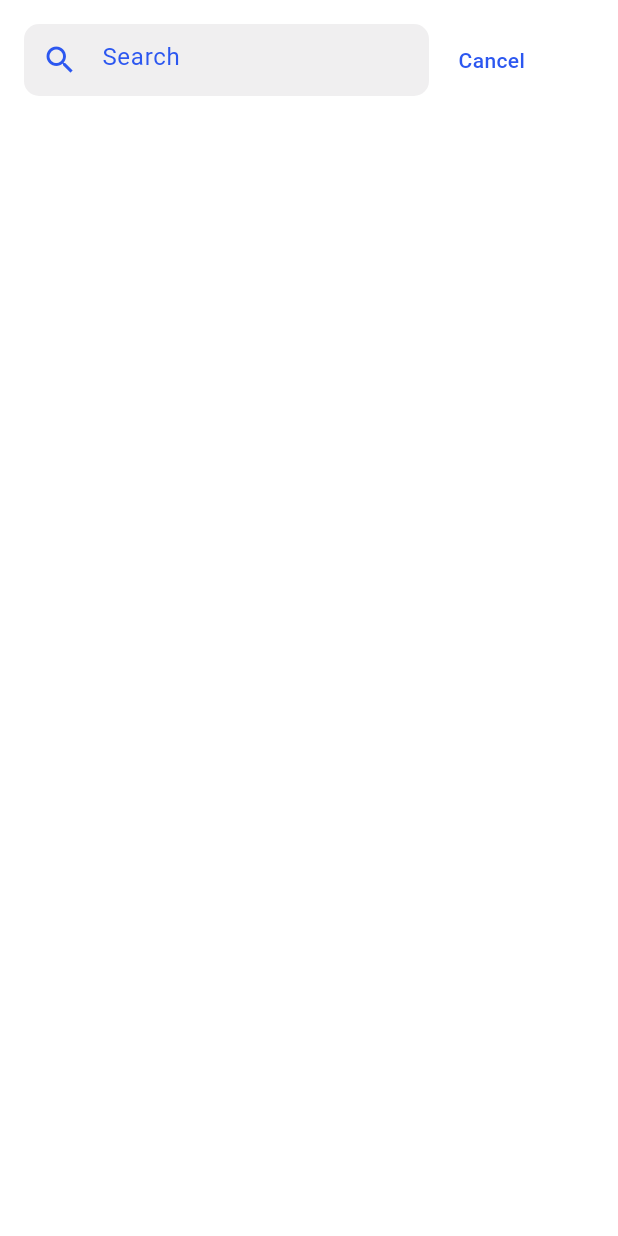
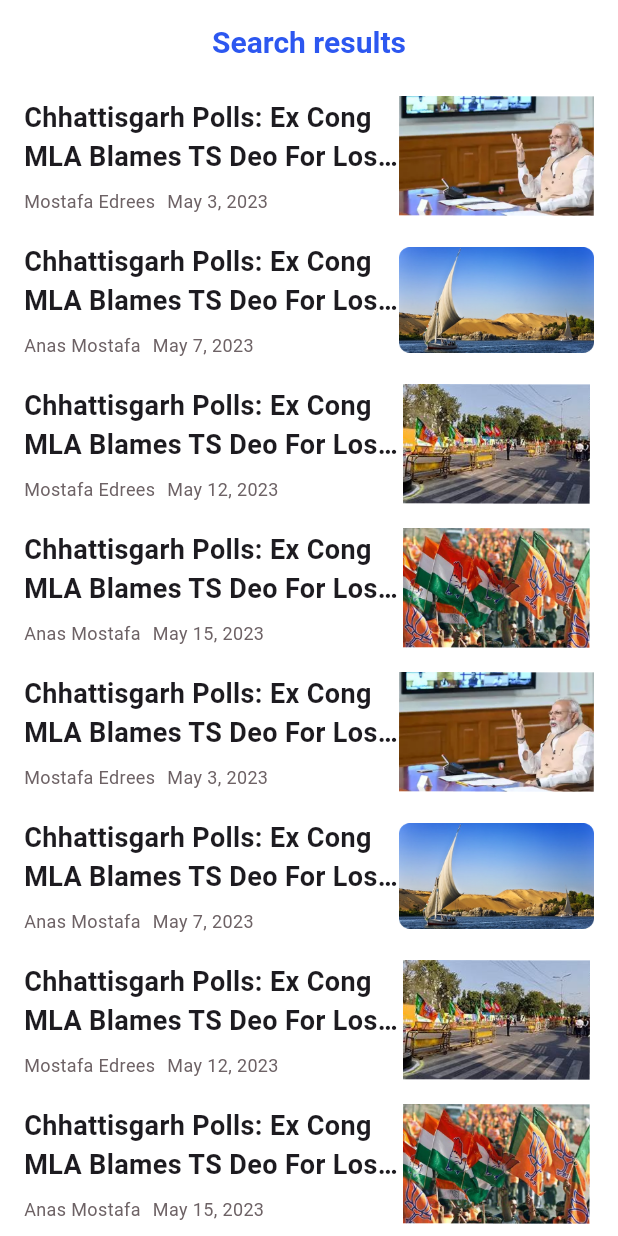
Before and after one commit to MostafaEdrees11/Insight360_News_Flutter_App_with_Rest_API, a Flutter app: the screen it shows after launch, on a phone screen of 412 x 824 dp. Run offline on Flutter 3.47's test engine with Material 3 defaults, Android fonts, the phone set to English and light mode, and no system bars; our stand-ins replace flutter_svg; missing offline and left inert: text_gradiate.

Commit message:
feat(SearchResult): implement the SearchResultScreen body with some search result items

```diff
--- /dev/null
+++ b/lib/features/search_results/view.dart
@@ -0,0 +1,141 @@
+import 'package:flutter/material.dart';
+import 'package:insight360_project/core/resources/app_colors.dart';
+
+import '../widgets/search_result_item.dart';
+
+class SearchResultDetails {
+  String image;
+  String title;
+  String author;
+  String date;
+
+  SearchResultDetails(this.image, this.title, this.author, this.date);
+}
+
+class SearchResult extends StatelessWidget {
+  SearchResult({super.key});
+
+  List<SearchResultItem> result = [
+    SearchResultItem(
+      searchResultImage: "assets/images/Rectangle 1.png",
+      searchResultTitle:
+          "Chhattisgarh Polls: Ex Cong MLA Blames TS Deo For Losing Power",
+      searchResultAuthor: "Mostafa Edrees",
+      searchResultDate: "May 3, 2023",
+    ),
+    SearchResultItem(
+      searchResultImage: "assets/images/Rectangle 2.png",
+      searchResultTitle:
+          "Chhattisgarh Polls: Ex Cong MLA Blames TS Deo For Losing Power",
+      searchResultAuthor: "Anas Mostafa",
+      searchResultDate: "May 7, 2023",
+    ),
+    SearchResultItem(
+      searchResultImage: "assets/images/Rectangle 3.png",
+      searchResultTitle:
+          "Chhattisgarh Polls: Ex Cong MLA Blames TS Deo For Losing Power",
+      searchResultAuthor: "Mostafa Edrees",
+      searchResultDate: "May 12, 2023",
+    ),
+    SearchResultItem(
+      searchResultImage: "assets/images/Rectangle 4.png",
+      searchResultTitle:
+          "Chhattisgarh Polls: Ex Cong MLA Blames TS Deo For Losing Power",
+      searchResultAuthor: "Anas Mostafa",
+      searchResultDate: "May 15, 2023",
+    ),
+    SearchResultItem(
+      searchResultImage: "assets/images/Rectangle 1.png",
+      searchResultTitle:
+      "Chhattisgarh Polls: Ex Cong MLA Blames TS Deo For Losing Power",
+      searchResultAuthor: "Mostafa Edrees",
+      searchResultDate: "May 3, 2023",
+    ),
+    SearchResultItem(
+      searchResultImage: "assets/images/Rectangle 2.png",
+      searchResultTitle:
+      "Chhattisgarh Polls: Ex Cong MLA Blames TS Deo For Losing Power",
+      searchResultAuthor: "Anas Mostafa",
+      searchResultDate: "May 7, 2023",
+    ),
+    SearchResultItem(
+      searchResultImage: "assets/images/Rectangle 3.png",
+      searchResultTitle:
+      "Chhattisgarh Polls: Ex Cong MLA Blames TS Deo For Losing Power",
+      searchResultAuthor: "Mostafa Edrees",
+      searchResultDate: "May 12, 2023",
+    ),
+    SearchResultItem(
+      searchResultImage: "assets/images/Rectangle 4.png",
+      searchResultTitle:
+      "Chhattisgarh Polls: Ex Cong MLA Blames TS Deo For Losing Power",
+      searchResultAuthor: "Anas Mostafa",
+      searchResultDate: "May 15, 2023",
+    ),
+    SearchResultItem(
+      searchResultImage: "assets/images/Rectangle 1.png",
+      searchResultTitle:
+      "Chhattisgarh Polls: Ex Cong MLA Blames TS Deo For Losing Power",
+      searchResultAuthor: "Mostafa Edrees",
+      searchResultDate: "May 3, 2023",
+    ),
+    SearchResultItem(
+      searchResultImage: "assets/images/Rectangle 2.png",
+      searchResultTitle:
+      "Chhattisgarh Polls: Ex Cong MLA Blames TS Deo For Losing Power",
+      searchResultAuthor: "Anas Mostafa",
+      searchResultDate: "May 7, 2023",
+    ),
+    SearchResultItem(
+      searchResultImage: "assets/images/Rectangle 3.png",
+      searchResultTitle:
+      "Chhattisgarh Polls: Ex Cong MLA Blames TS Deo For Losing Power",
+      searchResultAuthor: "Mostafa Edrees",
+      searchResultDate: "May 12, 2023",
+    ),
+    SearchResultItem(
+      searchResultImage: "assets/images/Rectangle 4.png",
+      searchResultTitle:
+      "Chhattisgarh Polls: Ex Cong MLA Blames TS Deo For Losing Power",
+      searchResultAuthor: "Anas Mostafa",
+      searchResultDate: "May 15, 2023",
+    ),
+  ];
+
+  @override
+  Widget build(BuildContext context) {
+    return Scaffold(
+      appBar: AppBar(
+        title: Text(
+          "Search results",
+          style: TextStyle(
+            color: AppColors.secondaryColor,
+            fontSize: 20,
+            fontWeight: FontWeight.w600,
+          ),
+        ),
+        centerTitle: true,
+        backgroundColor: Colors.white,
+        elevation: 0,
+        scrolledUnderElevation: 0,
+      ),
+
+      backgroundColor: Colors.white,
+      body: Column(
+        children: [
+          Expanded(
+            child: ListView.builder(
+              itemCount: result.length,
+              itemBuilder: (context, index) => SearchResultItem(
+                searchResultImage: result[index].searchResultImage,
+                searchResultTitle: result[index].searchResultTitle,
+                searchResultAuthor: result[index].searchResultAuthor,
+                searchResultDate: result[index].searchResultDate,
+              ),
+            ),
+          ),
+        ],
+      ),
+    );
+  }
+}
--- a/lib/main.dart
+++ b/lib/main.dart
@@ -2,6 +2,8 @@ import 'package:flutter/material.dart';
 import 'package:insight360_project/features/home/view.dart';
 import 'package:insight360_project/features/search/view.dart';
 import 'package:insight360_project/features/splash/view.dart';
+
+import 'features/search_results/view.dart';
 
 void main() {
   runApp(const MyApp());
@@ -16,7 +18,7 @@ class MyApp extends StatelessWidget {
     return MaterialApp(
       title: 'INSIGHT360',
       debugShowCheckedModeBanner: false,
-      home: SearchScreen(),
+      home: SearchResult(),
     );
   }
 }
```
